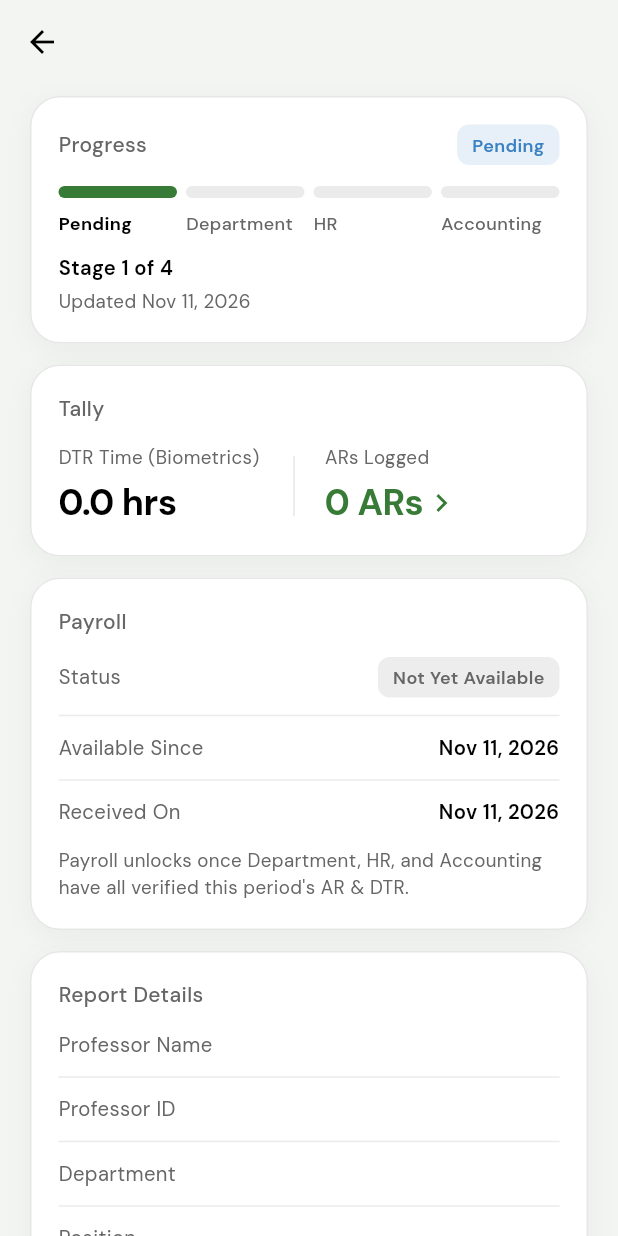
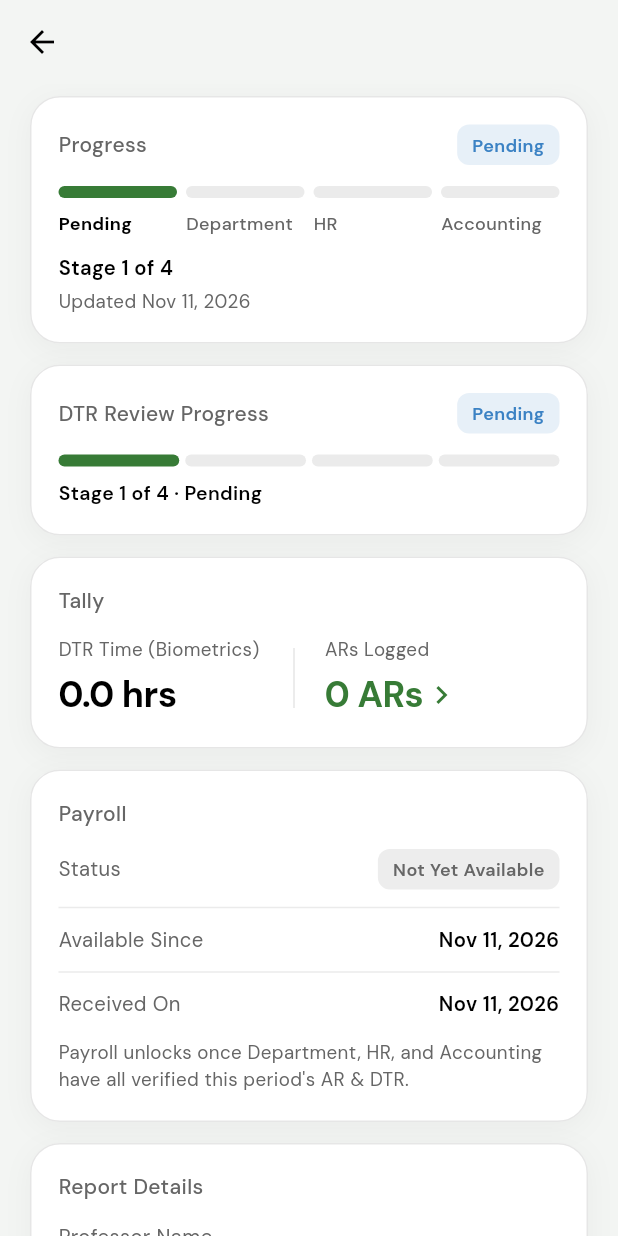
Before and after one commit to JohnIvn/aris-mobile, a Flutter app: the ReportDetailScreen screen opened directly with empty values, on a phone screen of 412 x 824 dp. Run offline on Flutter 3.47's test engine with Material 3 defaults, Android fonts, the phone set to English and light mode, and no system bars; our stand-ins replace flutter_dotenv, flutter_secure_storage, google_fonts, google_sign_in, package_info_plus, shared_preferences; missing offline and left inert: ota_update; accounts and stored records are empty.

Commit message:
v1.1.2
Working DTR Reports

```diff
--- a/lib/models/report_item.dart
+++ b/lib/models/report_item.dart
@@ -6,6 +6,8 @@ class ReportItem {
   final String id;
   final String periodLabel;
   final PipelineStage stage;
+  final int dtrStage;
+  final String? dtrStatus;
   final DateTime updatedAt;
 
   /// Reason given when [stage] is [PipelineStage.rejected]. Rejections
@@ -35,6 +37,8 @@ class ReportItem {
     required this.id,
     required this.periodLabel,
     required this.stage,
+    this.dtrStage = 1,
+    this.dtrStatus,
     required this.updatedAt,
     this.rejectionRemarks,
     required this.professorName,
--- a/lib/screens/report_detail_screen.dart
+++ b/lib/screens/report_detail_screen.dart
@@ -101,6 +101,7 @@ class _ReportDetailScreenState extends State<ReportDetailScreen> {
         padding: const EdgeInsets.fromLTRB(20, 8, 20, 28),
         children: [
           _progressCard(colors, r, stage),
+          _dtrProgressCard(colors, r),
           SectionCard(
             title: 'Tally',
             child: Row(
@@ -217,6 +218,65 @@ class _ReportDetailScreenState extends State<ReportDetailScreen> {
               _detailRow(colors, 'Position', r.position),
               _detailRow(colors, 'Date of Shift', _formatDate(r.shiftDate)),
             ]),
+          ),
+        ],
+      ),
+    );
+  }
+
+  Widget _dtrProgressCard(AppColors colors, ReportItem report) {
+    final stage = report.dtrStage.clamp(1, 4);
+    final labels = ReportsStore.stageLabels;
+    final isSubmitted = report.dtrStatus != null;
+    final isApproved =
+        isSubmitted && (report.dtrStatus == 'approved' || stage == 4);
+    final active = isApproved ? colors.success : colors.accentActive;
+
+    return SectionCard(
+      title: 'DTR Review Progress',
+      action: StatusBadge(
+        label: !isSubmitted
+            ? 'Not submitted'
+            : isApproved
+            ? 'Approved'
+            : labels[stage - 1],
+        kind: !isSubmitted
+            ? StatusColorKind.neutral
+            : isApproved
+            ? StatusColorKind.success
+            : StatusColorKind.info,
+      ),
+      child: Column(
+        crossAxisAlignment: CrossAxisAlignment.start,
+        children: [
+          Row(
+            children: [
+              for (var n = 1; n <= 4; n++) ...[
+                if (n > 1) const SizedBox(width: 4),
+                Expanded(
+                  child: Container(
+                    height: 8,
+                    decoration: BoxDecoration(
+                      color: n <= stage
+                          ? active
+                          : colors.border.withValues(alpha: 0.5),
+                      borderRadius: BorderRadius.circular(4),
+                    ),
+                  ),
+                ),
+              ],
+            ],
+          ),
+          const SizedBox(height: 8),
+          Text(
+            !isSubmitted
+                ? 'DTR has not been submitted for review'
+                : 'Stage $stage of 4 · ${isApproved ? 'Approved' : labels[stage - 1]}',
+            style: TextStyle(
+              color: colors.text,
+              fontSize: 13,
+              fontWeight: FontWeight.w600,
+            ),
           ),
         ],
       ),
--- a/lib/screens/reports_screen.dart
+++ b/lib/screens/reports_screen.dart
@@ -368,9 +368,17 @@ class _ReportsScreenState extends State<ReportsScreen> {
   ) {
     final isFocused = report.id == widget.focusedReportId;
     final s = ArService().summarize(report);
+    final dtrProgress = report.dtrStatus == null
+        ? 0
+        : report.dtrStatus == 'approved'
+        ? 100
+        : ((report.dtrStage - 1) / 3 * 100).round().clamp(0, 100);
+    final combinedPercent = s.total == 0
+        ? dtrProgress
+        : ((s.percent + dtrProgress) / 2).round();
     final stage = s.total == 0
         ? _store.stageOf(report)
-        : ((s.percent / 100) * 4).ceil().clamp(1, 4);
+        : ((combinedPercent / 100) * 4).ceil().clamp(1, 4);
 
     return SectionCard(
       padding: EdgeInsets.zero,
@@ -464,7 +472,7 @@ class _ReportsScreenState extends State<ReportsScreen> {
                     Text(
                       s.total == 0
                           ? 'Stage $stage of 4 · ${ReportsStore.stageLabels[stage - 1]}'
-                          : '${s.percent}% average · ${s.total} ARs',
+                          : '$combinedPercent% average · ${s.total} ARs + DTR',
                       style: TextStyle(
                         color: colors.text,
                         fontSize: 13,
--- a/lib/stores/report_stores.dart
+++ b/lib/stores/report_stores.dart
@@ -125,6 +125,8 @@ class ReportsStore extends ChangeNotifier {
           id: r.id,
           periodLabel: r.periodLabel,
           stage: r.stage,
+          dtrStage: r.dtrStage,
+          dtrStatus: r.dtrStatus,
           updatedAt: r.updatedAt,
           rejectionRemarks: r.rejectionRemarks,
           professorName: r.professorName,
@@ -323,6 +325,8 @@ class ReportsStore extends ChangeNotifier {
         id: monthId,
         periodLabel: _monthLabel(entry.key),
         stage: latest.stage,
+        dtrStage: latest.dtrStage,
+        dtrStatus: latest.dtrStatus,
         updatedAt: latest.updatedAt,
         rejectionRemarks: latest.rejectionRemarks,
         professorName: latest.professorName,
@@ -449,6 +453,11 @@ class ReportsStore extends ChangeNotifier {
     _periodMonths[id] = _monthKey(_dt(j['periodStart'], updatedAt));
     final stageNo = _stageNumber(_s(j['stage'])).clamp(1, 4);
     _stageNo[id] = stageNo;
+    final dtrStage = _stageNumber(
+      _s(j['dtr_approval_stage'] ?? j['dtrApprovalStage']),
+    ).clamp(1, 4);
+    final dtrStageValue = _s(j['dtr_approval_stage'] ?? j['dtrApprovalStage']);
+    final dtrStatusValue = _s(j['dtr_status'] ?? j['dtrStatus']);
 
     final arTally = j['arTally'] as Map?;
     final entries =
@@ -527,6 +536,12 @@ class ReportsStore extends ChangeNotifier {
       id: id,
       periodLabel: _s(j['periodLabel']),
       stage: _pipelineStage(stageNo),
+      dtrStage: dtrStage,
+      dtrStatus: dtrStatusValue.isNotEmpty
+          ? dtrStatusValue
+          : dtrStageValue.startsWith('DTR-AP-STG-')
+          ? 'pending'
+          : null,
       updatedAt: updatedAt,
       professorName: _s(j['professorName']),
       professorId: _s(j['professorId']),
--- a/pubspec.yaml
+++ b/pubspec.yaml
@@ -16,7 +16,7 @@ publish_to: "none" # Remove this line if you wish to publish to pub.dev
 # https://developer.apple.com/library/archive/documentation/General/Reference/InfoPlistKeyReference/Articles/CoreFoundationKeys.html
 # In Windows, build-name is used as the major, minor, and patch parts
 # of the product and file versions while build-number is used as the build suffix.
-version: 1.1.1
+version: 1.1.2
 
 environment:
   sdk: ^3.13.1
```
